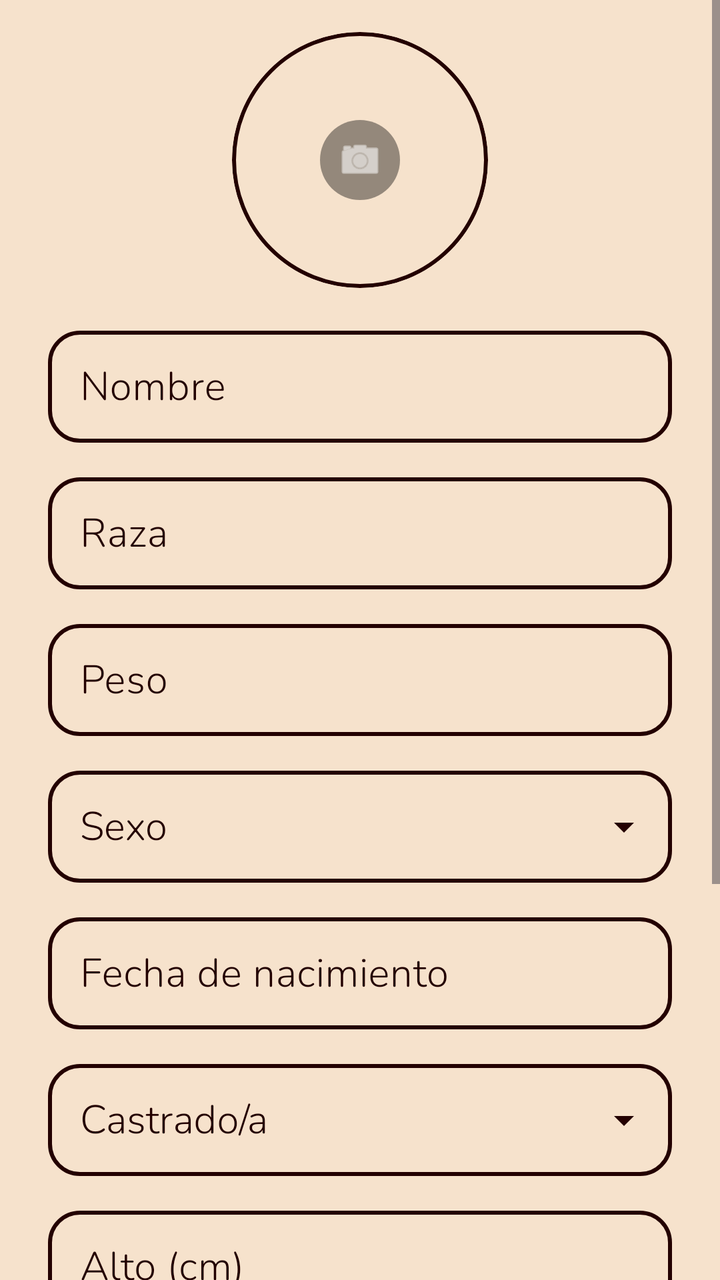
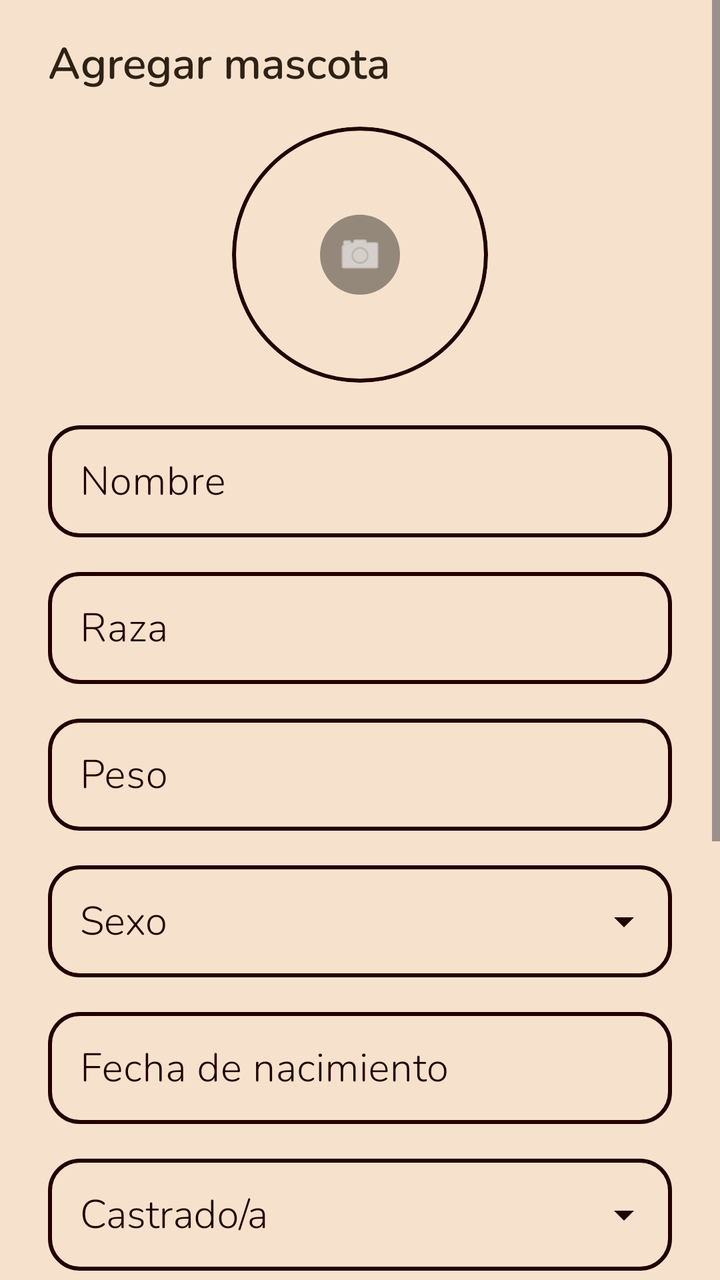

Before-and-after screenshots of an Android layout around one commit, followed by the original layout XML and the change that was made.
<!-- AndroidManifest.xml: application theme Theme.Loveito -->
<!-- res/layout/fragment_pet_edit.xml -->
<?xml version="1.0" encoding="utf-8"?>
<ScrollView xmlns:android="http://schemas.android.com/apk/res/android"
    xmlns:app="http://schemas.android.com/apk/res-auto"
    android:layout_width="match_parent"
    android:layout_height="match_parent">
    <LinearLayout
        android:layout_width="match_parent"
        android:layout_height="wrap_content"
        android:orientation="vertical"
        android:paddingStart="24dp"
        android:paddingEnd="24dp"
        android:paddingBottom="32dp"
        android:theme="@style/ThemeOverlay.Loveito.CursorMaroon">

        
        <FrameLayout
            android:id="@+id/editPhotoContainer"
            android:layout_width="128dp"
            android:layout_height="128dp"
            android:layout_gravity="center_horizontal"
            android:layout_marginTop="16dp"
            android:background="@drawable/pet_photo_border"
            android:clipToOutline="true"
            android:foreground="?attr/selectableItemBackgroundBorderless"
            android:clickable="true"
            android:focusable="true">
            <ImageView
                android:id="@+id/ivEditPhoto"
                android:layout_width="120dp"
                android:layout_height="120dp"
                android:layout_gravity="center"
                android:scaleType="centerCrop"
                android:contentDescription="@string/pet_photo_desc"
                android:clipToOutline="true"
                android:background="@drawable/circle_transparent" />
            <ImageView
                android:id="@+id/ivCameraOverlay"
                android:layout_width="40dp"
                android:layout_height="40dp"
                android:layout_gravity="center"
                android:background="@drawable/camera_overlay_bg"
                android:padding="8dp"
                android:src="@android:drawable/ic_menu_camera"
                android:tint="@color/neutral_000"
                android:contentDescription="@string/pet_change_photo" />
        </FrameLayout>

        
        <com.google.android.material.textfield.TextInputLayout
            android:id="@+id/tilPetName"
            style="@style/RoundedOutlinedField"
            android:layout_width="match_parent"
            android:layout_height="wrap_content"
            android:layout_marginTop="16dp"
            android:hint="@string/pet_label_name"
            app:boxBackgroundMode="outline"
            app:hintTextColor="@color/maroon_900">
            <com.google.android.material.textfield.TextInputEditText
                android:id="@+id/etPetName"
                android:layout_width="match_parent"
                android:layout_height="@dimen/field_input_height"
                android:inputType="textPersonName"
                android:imeOptions="actionNext"
                android:singleLine="true"
                android:paddingStart="16dp"
                android:paddingEnd="16dp"
                android:fontFamily="@font/nunito_light"
                android:textColor="@color/maroon_900"
                android:textSize="20sp"
                android:textCursorDrawable="@drawable/cursor_maroon"
                android:textColorHint="@color/text_secondary" />
        </com.google.android.material.textfield.TextInputLayout>

        
        <com.google.android.material.textfield.TextInputLayout
            android:id="@+id/tilPetBreed"
            style="@style/RoundedOutlinedField"
            android:layout_width="match_parent"
            android:layout_height="wrap_content"
            android:layout_marginTop="12dp"
            android:hint="@string/pet_label_breed"
            app:boxBackgroundMode="outline"
            app:hintTextColor="@color/maroon_900">
            <com.google.android.material.textfield.TextInputEditText
                android:id="@+id/etPetBreed"
                android:layout_width="match_parent"
                android:layout_height="@dimen/field_input_height"
                android:inputType="text"
                android:imeOptions="actionNext"
                android:singleLine="true"
                android:paddingStart="16dp"
                android:paddingEnd="16dp"
                android:fontFamily="@font/nunito_light"
                android:textColor="@color/maroon_900"
                android:textSize="20sp"
                android:textCursorDrawable="@drawable/cursor_maroon"
                android:textColorHint="@color/text_secondary" />
        </com.google.android.material.textfield.TextInputLayout>

        
        <com.google.android.material.textfield.TextInputLayout
            android:id="@+id/tilPetWeight"
            style="@style/RoundedOutlinedField"
            android:layout_width="match_parent"
            android:layout_height="wrap_content"
            android:layout_marginTop="12dp"
            android:hint="@string/pet_label_weight"
            app:boxBackgroundMode="outline"
            app:hintTextColor="@color/maroon_900">
            <com.google.android.material.textfield.TextInputEditText
                android:id="@+id/etPetWeight"
                android:layout_width="match_parent"
                android:layout_height="@dimen/field_input_height"
                android:inputType="numberDecimal"
                android:imeOptions="actionNext"
                android:singleLine="true"
                android:paddingStart="16dp"
                android:paddingEnd="16dp"
                android:fontFamily="@font/nunito_light"
                android:textColor="@color/maroon_900"
                android:textSize="20sp"
                android:textCursorDrawable="@drawable/cursor_maroon"
                android:textColorHint="@color/text_secondary" />
        </com.google.android.material.textfield.TextInputLayout>

        
        <com.google.android.material.textfield.TextInputLayout
            android:id="@+id/tilPetSex"
            style="@style/RoundedOutlinedField"
            android:layout_width="match_parent"
            android:layout_height="wrap_content"
            android:layout_marginTop="12dp"
            android:hint="@string/pet_label_sex_short"
            app:boxBackgroundMode="outline"
            app:endIconMode="dropdown_menu"
            app:endIconTint="@color/maroon_900"
            app:hintTextColor="@color/maroon_900">
            <com.google.android.material.textfield.MaterialAutoCompleteTextView
                android:id="@+id/actvSex"
                android:layout_width="match_parent"
                android:layout_height="@dimen/field_input_height"
                android:inputType="none"
                android:imeOptions="actionNext"
                android:singleLine="true"
                android:cursorVisible="false"
                android:paddingStart="16dp"
                android:paddingEnd="16dp"
                android:fontFamily="@font/nunito_light"
                android:textColor="@color/maroon_900"
                android:textSize="20sp"
                android:textColorHint="@color/text_secondary" />
        </com.google.android.material.textfield.TextInputLayout>

        
        <com.google.android.material.textfield.TextInputLayout
            android:id="@+id/tilPetBirth"
            style="@style/RoundedOutlinedField"
            android:layout_width="match_parent"
            android:layout_height="wrap_content"
            android:layout_marginTop="12dp"
            android:hint="@string/pet_label_birth_date"
            app:boxBackgroundMode="outline"
            app:hintTextColor="@color/maroon_900">
            <com.google.android.material.textfield.TextInputEditText
                android:id="@+id/etBirthDate"
                android:layout_width="match_parent"
                android:layout_height="@dimen/field_input_height"
                android:focusable="false"
                android:clickable="true"
                android:inputType="text"
                android:singleLine="true"
                android:paddingStart="16dp"
                android:paddingEnd="16dp"
                android:fontFamily="@font/nunito_light"
                android:textColor="@color/maroon_900"
                android:textSize="20sp"
                android:textCursorDrawable="@drawable/cursor_maroon"
                android:textColorHint="@color/text_secondary" />
        </com.google.android.material.textfield.TextInputLayout>

        
        <com.google.android.material.textfield.TextInputLayout
            android:id="@+id/tilPetNeutered"
            style="@style/RoundedOutlinedField"
            android:layout_width="match_parent"
            android:layout_height="wrap_content"
            android:layout_marginTop="12dp"
            android:hint="@string/pet_label_neutered_checkbox"
            app:boxBackgroundMode="outline"
            app:endIconMode="dropdown_menu"
            app:endIconTint="@color/maroon_900"
            app:hintTextColor="@color/maroon_900">
            <com.google.android.material.textfield.MaterialAutoCompleteTextView
                android:id="@+id/actvNeutered"
                android:layout_width="match_parent"
                android:layout_height="@dimen/field_input_height"
                android:inputType="none"
                android:imeOptions="actionNext"
                android:singleLine="true"
                android:cursorVisible="false"
                android:paddingStart="16dp"
                android:paddingEnd="16dp"
                android:fontFamily="@font/nunito_light"
                android:textColor="@color/maroon_900"
                android:textSize="20sp"
                android:textColorHint="@color/text_secondary" />
        </com.google.android.material.textfield.TextInputLayout>

        
        <com.google.android.material.textfield.TextInputLayout
            android:id="@+id/tilPetHeight"
            style="@style/RoundedOutlinedField"
            android:layout_width="match_parent"
            android:layout_height="wrap_content"
            android:layout_marginTop="12dp"
            android:hint="@string/pet_label_height_cm"
            app:boxBackgroundMode="outline"
            app:hintTextColor="@color/maroon_900">
            <com.google.android.material.textfield.TextInputEditText
                android:id="@+id/etHeightCm"
                android:layout_width="match_parent"
                android:layout_height="@dimen/field_input_height"
                android:inputType="numberDecimal"
                android:imeOptions="actionNext"
                android:singleLine="true"
                android:paddingStart="16dp"
                android:paddingEnd="16dp"
                android:fontFamily="@font/nunito_light"
                android:textColor="@color/maroon_900"
                android:textSize="20sp"
                android:textCursorDrawable="@drawable/cursor_maroon"
                android:textColorHint="@color/text_secondary" />
        </com.google.android.material.textfield.TextInputLayout>

        
        <com.google.android.material.textfield.TextInputLayout
            android:id="@+id/tilPetLength"
            style="@style/RoundedOutlinedField"
            android:layout_width="match_parent"
            android:layout_height="wrap_content"
            android:layout_marginTop="12dp"
            android:hint="@string/pet_label_length_cm"
            app:boxBackgroundMode="outline"
            app:hintTextColor="@color/maroon_900">
            <com.google.android.material.textfield.TextInputEditText
                android:id="@+id/etLengthCm"
                android:layout_width="match_parent"
                android:layout_height="@dimen/field_input_height"
                android:inputType="numberDecimal"
                android:imeOptions="actionDone"
                android:singleLine="true"
                android:paddingStart="16dp"
                android:paddingEnd="16dp"
                android:fontFamily="@font/nunito_light"
                android:textColor="@color/maroon_900"
                android:textSize="20sp"
                android:textCursorDrawable="@drawable/cursor_maroon"
                android:textColorHint="@color/text_secondary" />
        </com.google.android.material.textfield.TextInputLayout>

        
        <LinearLayout
            android:layout_width="match_parent"
            android:layout_height="wrap_content"
            android:orientation="horizontal"
            android:layout_marginTop="16dp">
            <com.google.android.material.button.MaterialButton
                android:id="@+id/btnSave"
                android:layout_width="0dp"
                android:layout_height="48dp"
                android:layout_weight="1"
                android:text="@string/pet_btn_save"
                style="@style/NunitoBoldButtonRounded"
                android:layout_marginStart="8dp"
                android:layout_marginEnd="4dp" />
            <com.google.android.material.button.MaterialButton
                android:id="@+id/btnCancel"
                android:layout_width="0dp"
                android:layout_height="48dp"
                android:layout_weight="1"
                android:text="@string/pet_btn_cancel"
                style="@style/NunitoBoldButtonRounded.Destructive"
                android:layout_marginStart="4dp"
                android:layout_marginEnd="8dp" />
        </LinearLayout>
        <com.google.android.material.button.MaterialButton
            android:id="@+id/btnDelete"
            android:layout_width="match_parent"
            android:layout_height="48dp"
            android:text="@string/pet_btn_delete"
            style="@style/NunitoBoldButtonRounded.Destructive"
            android:layout_marginTop="8dp"
            android:layout_marginStart="8dp"
            android:layout_marginEnd="8dp" />
        <View
            android:layout_width="match_parent"
            android:layout_height="40dp" />
    </LinearLayout>
</ScrollView>
<!-- resources referenced by this layout -->
<resources>
  <color name="maroon_900">#230000</color>
  <color name="neutral_000">#FFFFFF</color>
  <color name="text_secondary">@color/rust_tinted_off_white</color>
  <dimen name="field_input_height">56dp</dimen>
  <!-- drawable camera_overlay_bg (drawable) -->
  <?xml version="1.0" encoding="utf-8"?>
  <shape xmlns:android="http://schemas.android.com/apk/res/android" android:shape="oval">
      <solid android:color="#66000000" />
  </shape>
  <!-- drawable circle_transparent (drawable) -->
  <shape xmlns:android="http://schemas.android.com/apk/res/android"
      android:shape="oval">
      <solid android:color="@android:color/transparent"/>
  </shape>
  <!-- drawable cursor_maroon (drawable) -->
  <?xml version="1.0" encoding="utf-8"?>
  <shape xmlns:android="http://schemas.android.com/apk/res/android" android:shape="rectangle">
      
      <size android:width="1dp" />
      <solid android:color="@color/maroon_900" />
  </shape>
  <!-- drawable pet_photo_border (drawable) -->
  <?xml version="1.0" encoding="utf-8"?>
  <shape xmlns:android="http://schemas.android.com/apk/res/android"
      android:shape="oval">
      <solid android:color="@android:color/transparent" />
      <stroke android:width="2dp" android:color="#230000" />
  </shape>
  <string name="pet_btn_cancel">Cancelar</string>
  <string name="pet_btn_delete">Eliminar</string>
  <string name="pet_btn_save">Guardar</string>
  <string name="pet_change_photo">Cambiar foto</string>
  <string name="pet_label_birth_date">Fecha de nacimiento</string>
  <string name="pet_label_breed">Raza</string>
  <string name="pet_label_height_cm">Alto (cm)</string>
  <string name="pet_label_length_cm">Largo (cm)</string>
  <string name="pet_label_name">Nombre</string>
  <string name="pet_label_neutered_checkbox">Castrado/a</string>
  <string name="pet_label_sex_short">Sexo</string>
  <string name="pet_label_weight">Peso</string>
  <string name="pet_photo_desc">Foto mascota</string>
  <style name="NunitoBoldButtonRounded" parent="Widget.MaterialComponents.Button">
          <item name="android:fontFamily">@font/nunito_semibold</item>
          <item name="android:textStyle">bold</item>
          <item name="android:textSize">18sp</item>
          <item name="android:textAllCaps">false</item>
          <item name="android:backgroundTint">@color/accent_primary</item>
          <item name="android:textColor">@color/accent_on</item>
          <item name="cornerRadius">32dp</item>
      </style>
  <style name="NunitoBoldButtonRounded.Destructive" parent="NunitoBoldButtonRounded">
          <item name="android:backgroundTint">@color/red_900</item>
          <item name="android:textColor">@color/accent_on</item>
      </style>
  <style name="ThemeOverlay.Loveito.CursorMaroon" parent="ThemeOverlay.Material3">
          <item name="colorControlActivated">@color/maroon_900</item>
          <item name="android:textCursorDrawable">@drawable/cursor_maroon</item>
          <item name="colorPrimary">@color/maroon_900</item>
      </style>
  <color name="rust_tinted_off_white">#E6D6CB</color>
  <color name="accent_primary">#230000</color>
  <color name="accent_on">#F6E2CC</color>
  <color name="red_900">#6A0000</color>
  <style name="RoundedOutlinedFieldHint" parent="TextAppearance.MaterialComponents.Caption">
          <item name="android:textSize">12sp</item>
          <item name="android:fontFamily">@font/nunito_light</item>
          <item name="android:textColor">@color/maroon_900</item>
      </style>
  <color name="bg_primary">#F6E2CC</color>
  <color name="text_primary">#2E2115</color>
  <color name="bg_surface">#F6E2CC</color>
  <color name="error_default">@color/error_accessible</color>
  <color name="error_accessible">#CF6679</color>
</resources>

<!-- the commit's change to res/layout/fragment_pet_edit.xml (unified diff, before → after) -->
@@ -11,6 +11,17 @@
         android:paddingEnd="24dp"
         android:paddingBottom="32dp"
         android:theme="@style/ThemeOverlay.Loveito.CursorMaroon">
+
+        <TextView
+            android:id="@+id/tvTitlePet"
+            android:layout_width="match_parent"
+            android:layout_height="wrap_content"
+            android:text="@string/pet_add_title"
+            android:textSize="22sp"
+            android:textStyle="bold"
+            android:fontFamily="@font/nunito_semibold"
+            android:textColor="@color/text_primary"
+            android:layout_marginTop="16dp" />
 
         
         <FrameLayout
<!-- resource entries referenced after the edit -->
@@ -2,6 +2,7 @@
 <resources>
   <color name="maroon_900">#230000</color>
   <color name="neutral_000">#FFFFFF</color>
+  <color name="text_primary">#2E2115</color>
   <color name="text_secondary">@color/rust_tinted_off_white</color>
   <dimen name="field_input_height">56dp</dimen>
   <!-- drawable camera_overlay_bg (drawable) -->
@@ -28,6 +29,7 @@
       <solid android:color="@android:color/transparent" />
       <stroke android:width="2dp" android:color="#230000" />
   </shape>
+  <string name="pet_add_title">Agregar mascota</string>
   <string name="pet_btn_cancel">Cancelar</string>
   <string name="pet_btn_delete">Eliminar</string>
   <string name="pet_btn_save">Guardar</string>
@@ -69,7 +71,6 @@
           <item name="android:textColor">@color/maroon_900</item>
       </style>
   <color name="bg_primary">#F6E2CC</color>
-  <color name="text_primary">#2E2115</color>
   <color name="bg_surface">#F6E2CC</color>
   <color name="error_default">@color/error_accessible</color>
   <color name="error_accessible">#CF6679</color>
